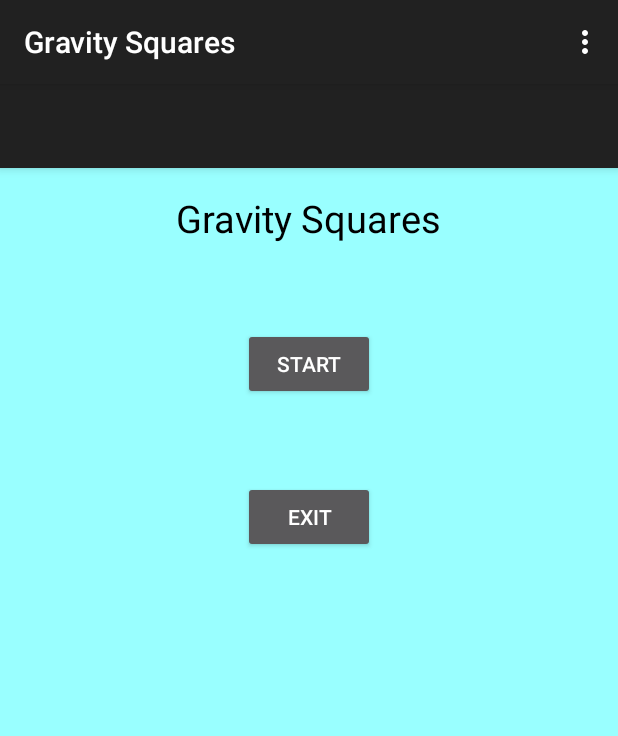
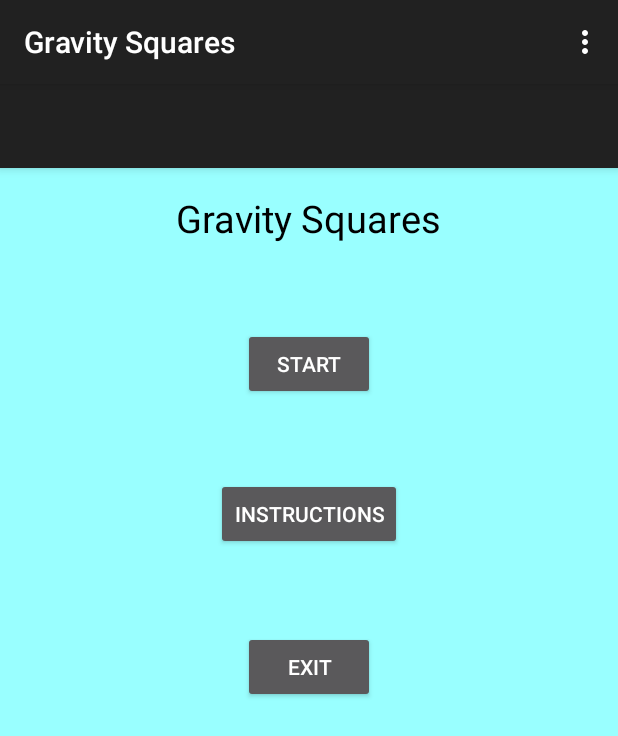
Before and after one commit to RobAPoly/CS370-App, an Android app: the screen it shows after launch (MainActivity), on a phone screen of 412 x 824 dp. Shown: the top 736 px of the screen. Run offline under Robolectric (Android 15) with nearby library versions, the phone set to English and light mode, and no system bars.

Commit message:
Added instruction button and activity as well as locked all activities to one orientation

```diff
--- a/app/src/main/AndroidManifest.xml
+++ b/app/src/main/AndroidManifest.xml
@@ -10,6 +10,7 @@
         android:theme="@style/Theme.AppCompat">
         <activity
             android:name=".MainActivity"
+            android:screenOrientation="portrait"
             android:label="@string/app_name"
             android:theme="@style/Theme.AppCompat">
             <intent-filter>
@@ -25,6 +26,11 @@
             android:theme="@style/Theme.AppCompat"
 
             />
+        <activity
+            android:name=".InstructionActivity"
+            android:screenOrientation="portrait"
+            android:label="Gravity Squares"
+            android:theme="@style/Theme.AppCompat"></activity>
     </application>
 
 </manifest>
--- a/app/src/main/java/cs370/team2/MainActivity.java
+++ b/app/src/main/java/cs370/team2/MainActivity.java
@@ -71,4 +71,9 @@ public class MainActivity extends AppCompatActivity {
         startActivity(startIntent);
 
     }
+
+    public void instructionButton(View view) {
+        Intent startIntent = new Intent(this,InstructionActivity.class);
+        startActivity(startIntent);
+    }
 }
--- a/app/src/main/res/layout/content_main.xml
+++ b/app/src/main/res/layout/content_main.xml
@@ -42,7 +42,19 @@
         android:text="Exit"
         android:id="@+id/button"
         android:layout_marginTop="54dp"
+        android:layout_below="@+id/button3"
+        android:layout_centerHorizontal="true"
+        android:onClick="exitButton"/>
+    <!-- instruction button -->
+    <Button
+        android:layout_width="wrap_content"
+        android:layout_height="wrap_content"
+        android:text="Instructions"
+        android:id="@+id/button3"
+        android:layout_marginTop="52dp"
         android:layout_below="@+id/button2"
         android:layout_centerHorizontal="true"
-        android:onClick="exitButton"/>
+        android:onClick="instructionButton"/>
+
+
 </RelativeLayout>
```
Also changed, not shown: app/src/main/java/cs370/team2/InstructionActivity.java (added, +16 -0 lines), app/src/main/res/layout/instruction_layout.xml (added, +11 -0 lines).
